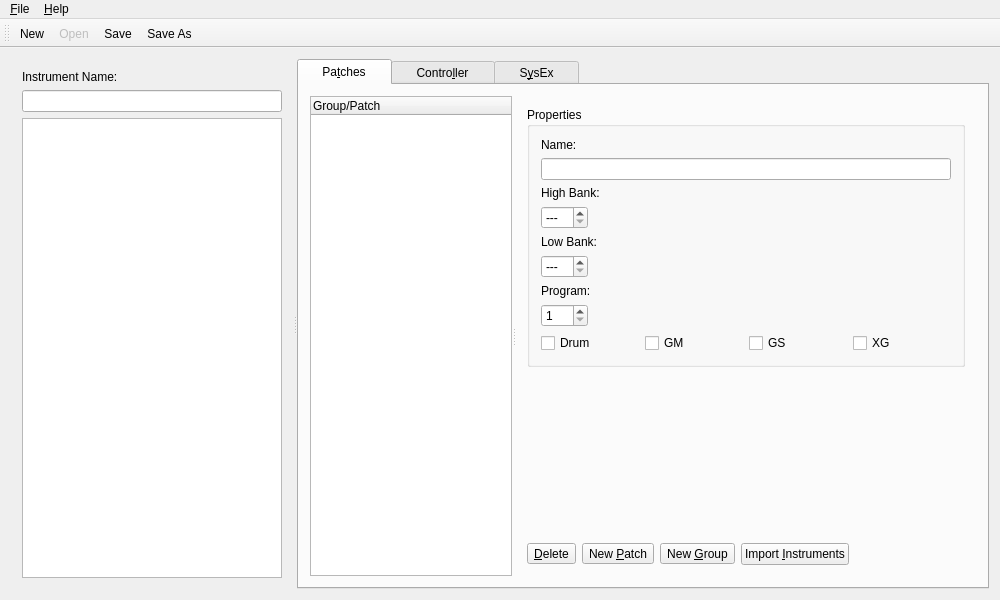
Qt form oom/instruments/editinstrumentbase.ui (ccherrett/oom) before a commit.
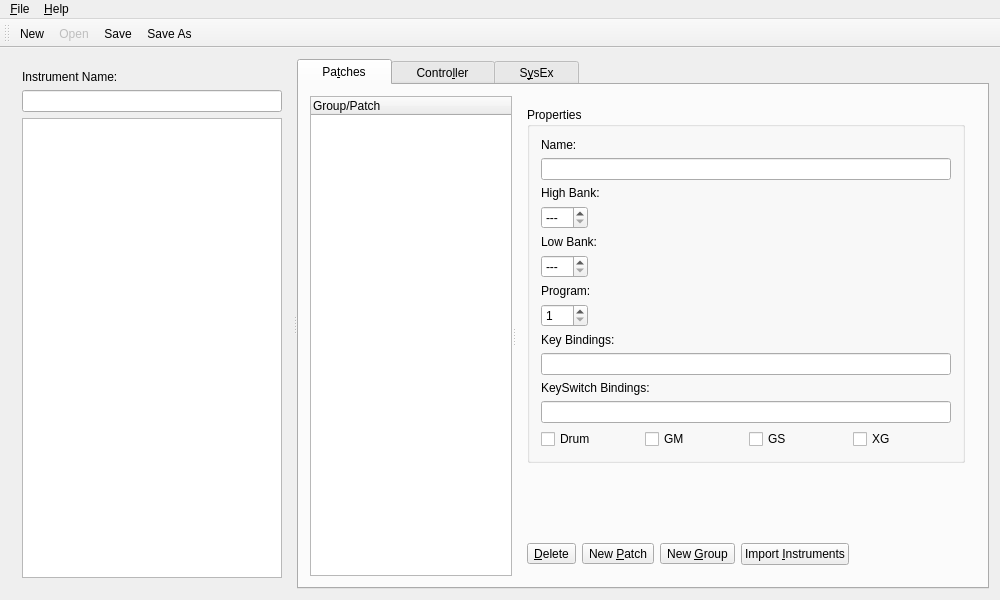
The same form after that commit.

Commit message: Added skeleton for supporting keys in the instrument editor, disable import button on lscp import

Diff of the .ui file:
```diff
--- a/oom/instruments/editinstrumentbase.ui
+++ b/oom/instruments/editinstrumentbase.ui
@@ -298,6 +298,44 @@
                   </item>
                  </layout>
                 </item>
+                <item>
+                 <widget class="QLabel" name="label">
+                  <property name="text">
+                   <string>Key Bindings:</string>
+                  </property>
+                 </widget>
+                </item>
+                <item>
+                 <widget class="QLineEdit" name="txtKeys">
+                  <property name="toolTip">
+                   <string>&lt;!DOCTYPE HTML PUBLIC &quot;-//W3C//DTD HTML 4.0//EN&quot; &quot;http://www.w3.org/TR/REC-html40/strict.dtd&quot;&gt;
+&lt;html&gt;&lt;head&gt;&lt;meta name=&quot;qrichtext&quot; content=&quot;1&quot; /&gt;&lt;style type=&quot;text/css&quot;&gt;
+p, li { white-space: pre-wrap; }
+&lt;/style&gt;&lt;/head&gt;&lt;body style=&quot; font-family:'Luxi Serif'; font-size:10pt; font-weight:400; font-style:normal;&quot;&gt;
+&lt;p style=&quot; margin-top:0px; margin-bottom:0px; margin-left:0px; margin-right:0px; -qt-block-indent:0; text-indent:0px;&quot;&gt;Insert and &lt;span style=&quot; font-weight:600;&quot;&gt;comma&lt;/span&gt; separated list of numbers from &lt;span style=&quot; font-weight:600;&quot;&gt;0...127&lt;/span&gt; to represent the active key range of this Patch.&lt;/p&gt;
+&lt;p style=&quot; margin-top:0px; margin-bottom:0px; margin-left:0px; margin-right:0px; -qt-block-indent:0; text-indent:0px;&quot;&gt;Example: 8,26,27,28,56,58&lt;/p&gt;&lt;/body&gt;&lt;/html&gt;</string>
+                  </property>
+                 </widget>
+                </item>
+                <item>
+                 <widget class="QLabel" name="label_2">
+                  <property name="text">
+                   <string>KeySwitch Bindings:</string>
+                  </property>
+                 </widget>
+                </item>
+                <item>
+                 <widget class="QLineEdit" name="txtKeySwitches">
+                  <property name="toolTip">
+                   <string>&lt;!DOCTYPE HTML PUBLIC &quot;-//W3C//DTD HTML 4.0//EN&quot; &quot;http://www.w3.org/TR/REC-html40/strict.dtd&quot;&gt;
+&lt;html&gt;&lt;head&gt;&lt;meta name=&quot;qrichtext&quot; content=&quot;1&quot; /&gt;&lt;style type=&quot;text/css&quot;&gt;
+p, li { white-space: pre-wrap; }
+&lt;/style&gt;&lt;/head&gt;&lt;body style=&quot; font-family:'Luxi Serif'; font-size:10pt; font-weight:400; font-style:normal;&quot;&gt;
+&lt;p style=&quot; margin-top:0px; margin-bottom:0px; margin-left:0px; margin-right:0px; -qt-block-indent:0; text-indent:0px;&quot;&gt;Insert and &lt;span style=&quot; font-weight:600;&quot;&gt;comma&lt;/span&gt; separated list of numbers from &lt;span style=&quot; font-weight:600;&quot;&gt;0...127&lt;/span&gt; to represent the active key switches of this Patch.&lt;/p&gt;
+&lt;p style=&quot; margin-top:0px; margin-bottom:0px; margin-left:0px; margin-right:0px; -qt-block-indent:0; text-indent:0px;&quot;&gt;Example: 8,26,27,28,56,58&lt;/p&gt;&lt;/body&gt;&lt;/html&gt;</string>
+                  </property>
+                 </widget>
+                </item>
                 <item>
                  <layout class="QHBoxLayout">
                   <item>
```
The commit also changes 2 other files.
